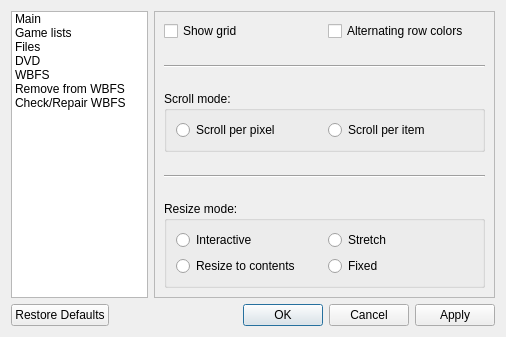
Old version of the form resources/ui/settings.ui in the repository evertonstz/wiibafu.
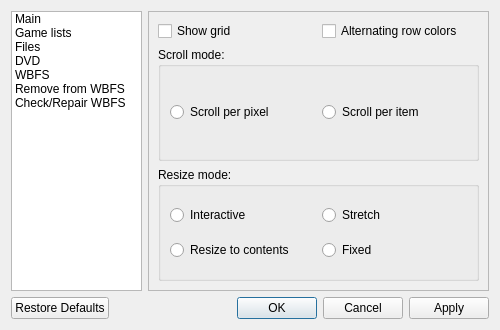
New version of the form. The open tabs and pages were chosen to show the change.

Commit message: Horizontal lines removed, better for Windows

What changed in the file:
```diff
--- a/resources/ui/settings.ui
+++ b/resources/ui/settings.ui
@@ -6,8 +6,8 @@
    <rect>
     <x>0</x>
     <y>0</y>
-    <width>506</width>
-    <height>335</height>
+    <width>500</width>
+    <height>330</height>
    </rect>
   </property>
   <property name="windowTitle">
@@ -270,19 +270,6 @@
          </item>
         </layout>
        </item>
-       <item>
-        <widget class="Line" name="line">
-         <property name="sizePolicy">
-          <sizepolicy hsizetype="Expanding" vsizetype="Expanding">
-           <horstretch>0</horstretch>
-           <verstretch>0</verstretch>
-          </sizepolicy>
-         </property>
-         <property name="orientation">
-          <enum>Qt::Horizontal</enum>
-         </property>
-        </widget>
-       </item>
        <item>
         <widget class="QGroupBox" name="gameLists_groupBox_ScrollMode">
          <property name="locale">
@@ -309,19 +296,6 @@
          </layout>
         </widget>
        </item>
-       <item>
-        <widget class="Line" name="line_2">
-         <property name="sizePolicy">
-          <sizepolicy hsizetype="Expanding" vsizetype="Expanding">
-           <horstretch>0</horstretch>
-           <verstretch>0</verstretch>
-          </sizepolicy>
-         </property>
-         <property name="orientation">
-          <enum>Qt::Horizontal</enum>
-         </property>
-        </widget>
-       </item>
        <item>
         <widget class="QGroupBox" name="gameLists_groupBox_ResizeMode">
          <property name="locale">
@@ -410,7 +384,7 @@
          </layout>
         </widget>
        </item>
-       <item row="2" column="0">
+       <item row="1" column="0">
         <widget class="QGroupBox" name="groupBox">
          <property name="title">
           <string>Game list columns:</string>
@@ -496,13 +470,6 @@
          </layout>
         </widget>
        </item>
-       <item row="1" column="0">
-        <widget class="Line" name="line_7">
-         <property name="orientation">
-          <enum>Qt::Horizontal</enum>
-         </property>
-        </widget>
-       </item>
       </layout>
      </widget>
      <widget class="QWidget" name="DVD">
@@ -595,7 +562,7 @@
          </layout>
         </widget>
        </item>
-       <item row="2" column="0">
+       <item row="1" column="0">
         <widget class="QGroupBox" name="groupBox_2">
          <property name="title">
           <string>Game list columns:</string>
@@ -695,13 +662,6 @@
          </layout>
         </widget>
        </item>
-       <item row="1" column="0">
-        <widget class="Line" name="line_8">
-         <property name="orientation">
-          <enum>Qt::Horizontal</enum>
-         </property>
-        </widget>
-       </item>
       </layout>
      </widget>
      <widget class="QWidget" name="RemoveFrmWBFS">
@@ -760,13 +720,6 @@
         </widget>
        </item>
        <item row="1" column="0">
-        <widget class="Line" name="line_5">
-         <property name="orientation">
-          <enum>Qt::Horizontal</enum>
-         </property>
-        </widget>
-       </item>
-       <item row="2" column="0">
         <widget class="QGroupBox" name="checkWBFS_groupBox_RepairOptions">
          <property name="title">
           <string>Repair options:</string>
```
The commit also changes 1 other file.
